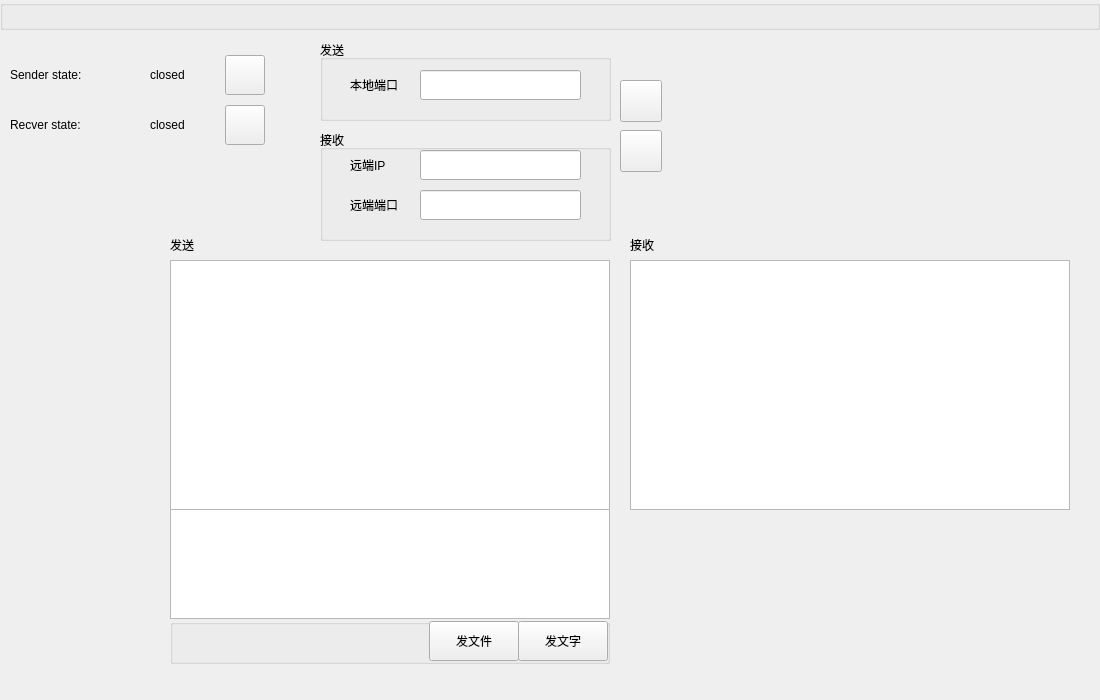
This is src/gui/mainui.ui in realth000/localcharger as Qt 5 draws it before an edit. The edited form follows.
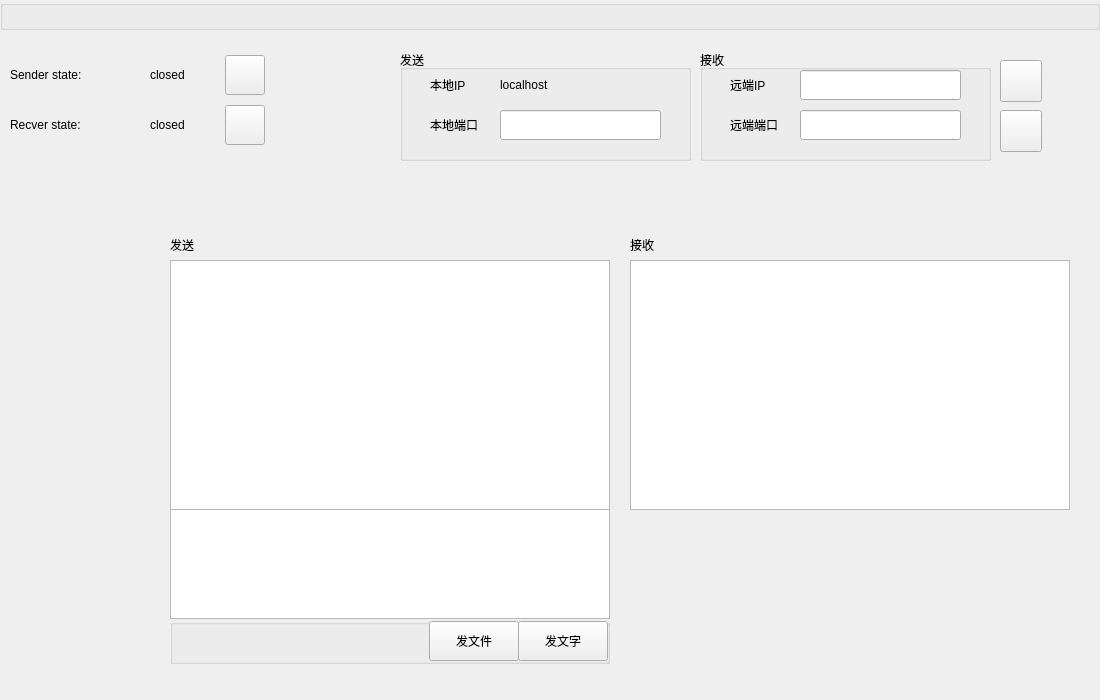
This is the edited form. Custom widgets are drawn as their Qt base class.

Commit message:
feat(MainUi):显示本地IP
新增：
    显示本地IP

```diff
--- a/src/gui/mainui.ui
+++ b/src/gui/mainui.ui
@@ -111,8 +111,8 @@
   <widget class="QGroupBox" name="recverConfigGroupBox">
    <property name="geometry">
     <rect>
-     <x>320</x>
-     <y>130</y>
+     <x>700</x>
+     <y>50</y>
      <width>291</width>
      <height>111</height>
     </rect>
@@ -235,10 +235,10 @@
   <widget class="QGroupBox" name="senderConfigGroupBox">
    <property name="geometry">
     <rect>
-     <x>320</x>
-     <y>40</y>
+     <x>400</x>
+     <y>50</y>
      <width>291</width>
-     <height>81</height>
+     <height>111</height>
     </rect>
    </property>
    <property name="title">
@@ -248,7 +248,7 @@
     <property name="geometry">
      <rect>
       <x>30</x>
-      <y>30</y>
+      <y>60</y>
       <width>70</width>
       <height>30</height>
      </rect>
@@ -261,18 +261,47 @@
     <property name="geometry">
      <rect>
       <x>100</x>
-      <y>30</y>
+      <y>60</y>
       <width>161</width>
       <height>30</height>
      </rect>
     </property>
    </widget>
+   <widget class="QLabel" name="label_7">
+    <property name="geometry">
+     <rect>
+      <x>30</x>
+      <y>20</y>
+      <width>71</width>
+      <height>30</height>
+     </rect>
+    </property>
+    <property name="text">
+     <string>本地IP</string>
+    </property>
+   </widget>
+   <widget class="QLabel" name="recverUrlHintLabel">
+    <property name="geometry">
+     <rect>
+      <x>100</x>
+      <y>20</y>
+      <width>161</width>
+      <height>30</height>
+     </rect>
+    </property>
+    <property name="text">
+     <string>localhost</string>
+    </property>
+    <property name="alignment">
+     <set>Qt::AlignLeading|Qt::AlignLeft|Qt::AlignVCenter</set>
+    </property>
+   </widget>
   </widget>
   <widget class="QPushButton" name="updateWebConfigPushButton">
    <property name="geometry">
     <rect>
-     <x>620</x>
-     <y>80</y>
+     <x>1000</x>
+     <y>60</y>
      <width>42</width>
      <height>42</height>
     </rect>
@@ -297,8 +326,8 @@
   <widget class="QPushButton" name="saveConfigPushButton">
    <property name="geometry">
     <rect>
-     <x>620</x>
-     <y>130</y>
+     <x>1000</x>
+     <y>110</y>
      <width>42</width>
      <height>42</height>
     </rect>
```
The commit also changes 5 other files.
